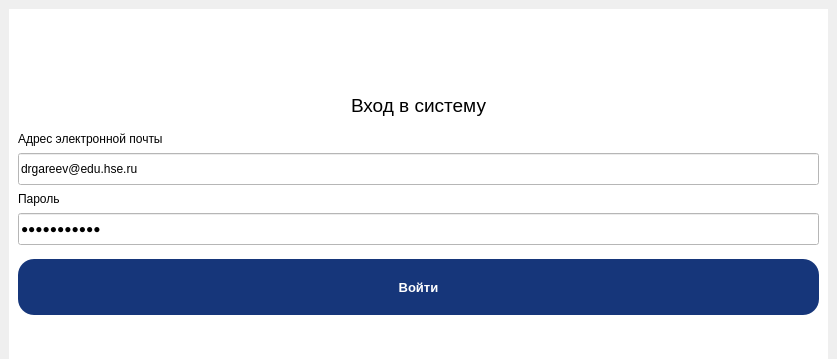
Old version of the form src/main/resources/base/mainwindow.ui in the repository drgareev1/GamifyHSE; both pictures show x 0 to 837 and y 0 to 359 of the 837 by 1024 pixel window.
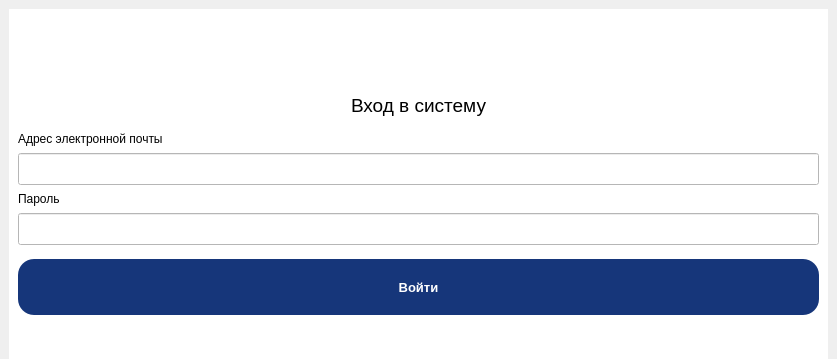
New version of the form. The open tabs and pages were chosen to show the change.

```diff
--- a/src/main/resources/base/mainwindow.ui
+++ b/src/main/resources/base/mainwindow.ui
@@ -140,7 +140,7 @@
              </size>
             </property>
             <property name="text">
-             <string>drgareev@edu.hse.ru</string>
+             <string></string>
             </property>
            </widget>
           </item>
@@ -178,7 +178,7 @@
              </size>
             </property>
             <property name="text">
-             <string>9lcxbPHarTr</string>
+             <string></string>
             </property>
             <property name="echoMode">
              <enum>QLineEdit::Password</enum>
```
